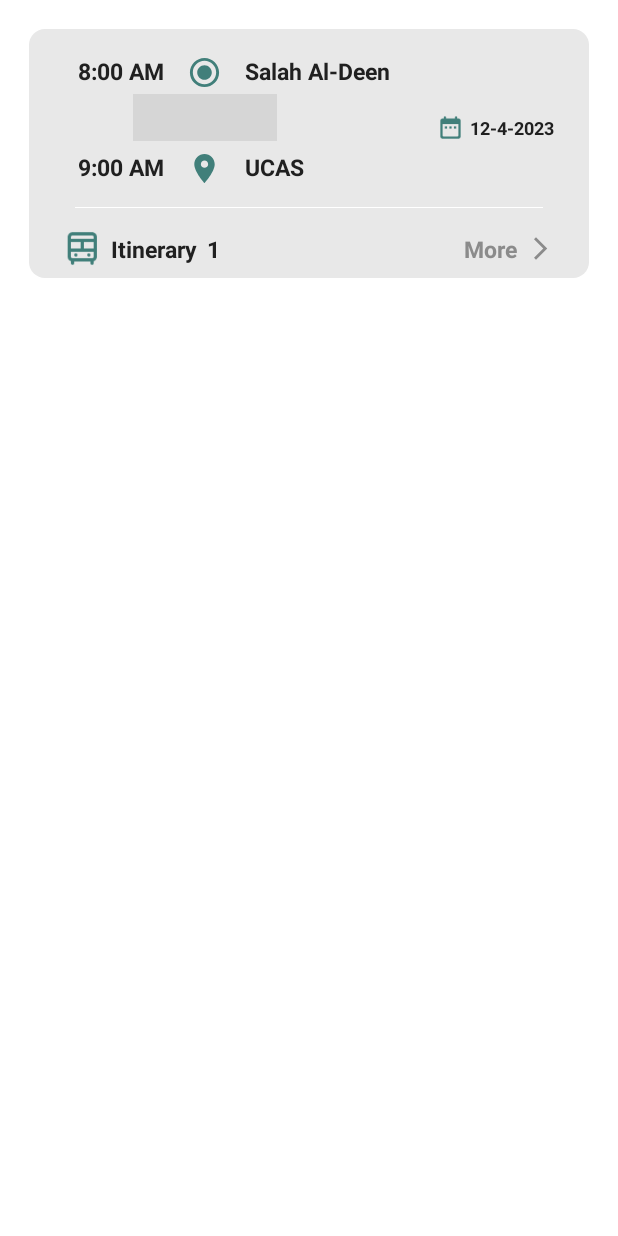
After one commit to TaghreedLouz/Driver, an Android app: the layout item_schedule.xml on its own in the app's theme, with its tools: preview values and no code run, on a phone screen of 412 x 824 dp. The commit adds this screen. Run offline under Robolectric (Android 15) with nearby library versions, the phone set to English and light mode, and no system bars; grey boxes are pictures that could not be loaded.

Commit message:
create items ( schedule , notification ) and activities .. etc - NADA

```diff
--- /dev/null
+++ b/app/src/main/res/drawable-v24/icon_arrive.xml
@@ -0,0 +1,5 @@
+<vector android:height="@dimen/_18sdp" android:tint="#417F7A"
+    android:viewportHeight="24" android:viewportWidth="24"
+    android:width="@dimen/_18sdp" xmlns:android="http://schemas.android.com/apk/res/android">
+    <path android:fillColor="@android:color/white" android:pathData="M12,2C8.13,2 5,5.13 5,9c0,5.25 7,13 7,13s7,-7.75 7,-13c0,-3.87 -3.13,-7 -7,-7zM12,11.5c-1.38,0 -2.5,-1.12 -2.5,-2.5s1.12,-2.5 2.5,-2.5 2.5,1.12 2.5,2.5 -1.12,2.5 -2.5,2.5z"/>
+</vector>
--- /dev/null
+++ b/app/src/main/res/drawable-v24/icon_launch.xml
@@ -0,0 +1,5 @@
+<vector android:height="@dimen/_18sdp" android:tint="#417F7A"
+    android:viewportHeight="24" android:viewportWidth="24"
+    android:width="@dimen/_18sdp" xmlns:android="http://schemas.android.com/apk/res/android">
+    <path android:fillColor="@android:color/white" android:pathData="M12,7c-2.76,0 -5,2.24 -5,5s2.24,5 5,5 5,-2.24 5,-5 -2.24,-5 -5,-5zM12,2C6.48,2 2,6.48 2,12s4.48,10 10,10 10,-4.48 10,-10S17.52,2 12,2zM12,20c-4.42,0 -8,-3.58 -8,-8s3.58,-8 8,-8 8,3.58 8,8 -3.58,8 -8,8z"/>
+</vector>
--- /dev/null
+++ b/app/src/main/res/drawable/ic_arrow_back.xml
@@ -0,0 +1,5 @@
+<vector android:autoMirrored="true" android:height="@dimen/_20sdp"
+    android:tint="#202020" android:viewportHeight="24"
+    android:viewportWidth="24" android:width="@dimen/_20sdp" xmlns:android="http://schemas.android.com/apk/res/android">
+    <path android:fillColor="@android:color/white" android:pathData="M11.67,3.87L9.9,2.1 0,12l9.9,9.9 1.77,-1.77L3.54,12z"/>
+</vector>
--- /dev/null
+++ b/app/src/main/res/drawable/ic_arrow_right.xml
@@ -0,0 +1,5 @@
+<vector android:autoMirrored="true" android:height="24dp"
+    android:tint="#8B8B8B" android:viewportHeight="24"
+    android:viewportWidth="24" android:width="24dp" xmlns:android="http://schemas.android.com/apk/res/android">
+    <path android:fillColor="@android:color/white" android:pathData="M6.23,20.23l1.77,1.77l10,-10l-10,-10l-1.77,1.77l8.23,8.23z"/>
+</vector>
--- /dev/null
+++ b/app/src/main/res/drawable/icon_notification.xml
@@ -0,0 +1,5 @@
+<vector android:height="@dimen/_24sdp" android:tint="#417F7A"
+    android:viewportHeight="24" android:viewportWidth="24"
+    android:width="@dimen/_24sdp" xmlns:android="http://schemas.android.com/apk/res/android">
+    <path android:fillColor="@android:color/white" android:pathData="M12,22c1.1,0 2,-0.9 2,-2h-4c0,1.1 0.89,2 2,2zM18,16v-5c0,-3.07 -1.64,-5.64 -4.5,-6.32L13.5,4c0,-0.83 -0.67,-1.5 -1.5,-1.5s-1.5,0.67 -1.5,1.5v0.68C7.63,5.36 6,7.92 6,11v5l-2,2v1h16v-1l-2,-2z"/>
+</vector>
--- /dev/null
+++ b/app/src/main/res/drawable/shape_bac_item.xml
@@ -0,0 +1,6 @@
+<?xml version="1.0" encoding="utf-8"?>
+<shape xmlns:android="http://schemas.android.com/apk/res/android">
+    <solid android:color="@color/gray"/>
+    <corners android:radius="@dimen/_8sdp"/>
+
+</shape>
--- a/app/src/main/res/layout/fragment_schedule.xml
+++ b/app/src/main/res/layout/fragment_schedule.xml
@@ -65,6 +65,8 @@
 
 
 
+
+
     </androidx.constraintlayout.widget.ConstraintLayout>
 
 </androidx.constraintlayout.widget.ConstraintLayout>
--- /dev/null
+++ b/app/src/main/res/layout/item_schedule.xml
@@ -0,0 +1,207 @@
+<?xml version="1.0" encoding="utf-8"?>
+<androidx.constraintlayout.widget.ConstraintLayout xmlns:android="http://schemas.android.com/apk/res/android"
+    xmlns:app="http://schemas.android.com/apk/res-auto"
+    android:layout_width="match_parent"
+    android:layout_height="wrap_content"
+    android:layout_margin="@dimen/_15sdp"
+    android:background="@drawable/shape_bac_item"
+    android:padding="@dimen/_5sdp">
+
+    <TextView
+        android:id="@+id/tv_start_time_item_schedule"
+        android:layout_width="wrap_content"
+        android:layout_height="wrap_content"
+        android:layout_marginStart="@dimen/_20sdp"
+        android:layout_marginTop="@dimen/_8sdp"
+        android:text="8:00 AM"
+        android:textColor="@color/black_t_sch"
+        android:textSize="@dimen/_12ssp"
+        android:textStyle="bold"
+        app:layout_constraintStart_toStartOf="parent"
+        app:layout_constraintTop_toTopOf="parent" />
+
+    <ImageView
+        android:id="@+id/icon_start"
+        android:layout_width="wrap_content"
+        android:layout_height="wrap_content"
+        android:layout_marginStart="@dimen/_12sdp"
+        android:layout_marginTop="@dimen/_8sdp"
+        android:src="@drawable/icon_launch"
+        app:layout_constraintStart_toEndOf="@+id/tv_start_time_item_schedule"
+        app:layout_constraintTop_toTopOf="parent" />
+
+    <TextView
+        android:id="@+id/tv_starting_place"
+        android:layout_width="wrap_content"
+        android:layout_height="wrap_content"
+        android:layout_marginStart="@dimen/_12sdp"
+        android:layout_marginTop="@dimen/_8sdp"
+        android:text="Salah Al-Deen"
+        android:textColor="@color/black_t_sch"
+        android:textSize="@dimen/_12ssp"
+        android:textStyle="bold"
+        app:layout_constraintStart_toEndOf="@+id/icon_start"
+        app:layout_constraintTop_toTopOf="parent" />
+
+
+    <TextView
+        android:id="@+id/tv_date"
+        android:layout_width="wrap_content"
+        android:layout_height="wrap_content"
+        android:layout_marginEnd="@dimen/_13sdp"
+        android:text="12-4-2023"
+        android:textColor="@color/black_t_sch"
+        android:textSize="@dimen/_9ssp"
+        android:textStyle="bold"
+        android:layout_marginTop="@dimen/_5sdp"
+        app:layout_constraintBottom_toTopOf="@+id/icon_line_horizontal"
+        app:layout_constraintEnd_toEndOf="parent"
+        app:layout_constraintTop_toTopOf="parent" />
+
+    <ImageView
+        android:id="@+id/icon_calender"
+        android:layout_width="@dimen/_14sdp"
+        android:layout_height="@dimen/_14sdp"
+        android:layout_marginEnd="@dimen/_3sdp"
+        android:layout_marginTop="@dimen/_5sdp"
+        android:src="@drawable/img_small_calender"
+        app:layout_constraintBottom_toTopOf="@+id/icon_line_horizontal"
+        app:layout_constraintEnd_toStartOf="@+id/tv_date"
+        app:layout_constraintTop_toTopOf="parent" />
+
+
+    <ImageView
+        android:id="@+id/icon_line"
+        android:layout_width="wrap_content"
+        android:layout_height="@dimen/_24sdp"
+        android:layout_marginStart="@dimen/_12sdp"
+        android:layout_marginTop="@dimen/_2sdp"
+        android:src="@drawable/img_line_vertical"
+        app:layout_constraintEnd_toEndOf="@+id/icon_start"
+        app:layout_constraintStart_toEndOf="@+id/tv_start_time_item_schedule"
+        app:layout_constraintTop_toBottomOf="@+id/icon_start" />
+
+    <TextView
+        android:id="@+id/tv_arrivals_time_item_schedule"
+        android:layout_width="wrap_content"
+        android:layout_height="wrap_content"
+        android:layout_marginStart="@dimen/_20sdp"
+        android:layout_marginTop="@dimen/_5sdp"
+        android:text="9:00 AM"
+        android:textColor="@color/black_t_sch"
+        android:textSize="@dimen/_12ssp"
+        android:textStyle="bold"
+        app:layout_constraintStart_toStartOf="parent"
+        app:layout_constraintTop_toBottomOf="@+id/icon_line" />
+
+    <ImageView
+        android:id="@+id/icon_arrive"
+        android:layout_width="wrap_content"
+        android:layout_height="wrap_content"
+        android:layout_marginStart="@dimen/_12sdp"
+        android:layout_marginTop="@dimen/_5sdp"
+        android:src="@drawable/icon_arrive"
+        app:layout_constraintStart_toEndOf="@+id/tv_arrivals_time_item_schedule"
+        app:layout_constraintTop_toBottomOf="@+id/icon_line" />
+
+    <TextView
+        android:id="@+id/tv_arrivals_place"
+        android:layout_width="wrap_content"
+        android:layout_height="wrap_content"
+        android:layout_marginStart="@dimen/_12sdp"
+        android:layout_marginTop="@dimen/_5sdp"
+        android:text="UCAS"
+        android:textColor="@color/black_t_sch"
+        android:textSize="@dimen/_12ssp"
+        android:textStyle="bold"
+        app:layout_constraintStart_toEndOf="@+id/icon_arrive"
+        app:layout_constraintTop_toBottomOf="@+id/icon_line"
+
+        />
+
+
+    <ImageView
+        android:id="@+id/icon_line_horizontal"
+        android:layout_width="@dimen/_240sdp"
+        android:layout_height="wrap_content"
+        android:layout_marginTop="@dimen/_10sdp"
+        android:layout_marginBottom="@dimen/_10sdp"
+        android:src="@drawable/img_line_horizantal"
+        app:layout_constraintEnd_toEndOf="parent"
+        app:layout_constraintStart_toStartOf="parent"
+        app:layout_constraintTop_toBottomOf="@+id/icon_arrive"
+
+        />
+
+
+    <ImageView
+        android:id="@+id/icon_bus"
+        android:layout_width="@dimen/_20sdp"
+        android:layout_height="@dimen/_20sdp"
+        android:layout_marginStart="@dimen/_12sdp"
+        android:layout_marginTop="@dimen/_10sdp"
+        android:layout_marginEnd="@dimen/_3sdp"
+        android:src="@drawable/img_bus"
+        app:layout_constraintStart_toStartOf="parent"
+        app:layout_constraintTop_toBottomOf="@+id/icon_line_horizontal" />
+
+
+    <TextView
+        android:id="@+id/tv_itinerary"
+        android:layout_width="wrap_content"
+        android:layout_height="wrap_content"
+        android:layout_marginStart="@dimen/_5sdp"
+        android:layout_marginTop="@dimen/_10sdp"
+        android:text="Itinerary"
+        android:textColor="@color/black_t_sch"
+        android:textSize="@dimen/_12ssp"
+        android:textStyle="bold"
+        app:layout_constraintBottom_toBottomOf="parent"
+        app:layout_constraintStart_toEndOf="@id/icon_bus"
+        app:layout_constraintTop_toBottomOf="@+id/icon_line_horizontal" />
+
+    <TextView
+        android:id="@+id/tv_itinerary_number"
+        android:layout_width="wrap_content"
+        android:layout_height="wrap_content"
+        android:layout_marginStart="@dimen/_5sdp"
+        android:layout_marginTop="@dimen/_10sdp"
+        android:text="1"
+        android:textColor="@color/black_t_sch"
+        android:textSize="@dimen/_12ssp"
+        android:textStyle="bold"
+        app:layout_constraintBottom_toBottomOf="parent"
+        app:layout_constraintStart_toEndOf="@id/tv_itinerary"
+        app:layout_constraintTop_toBottomOf="@+id/icon_line_horizontal" />
+
+
+    <ImageView
+        android:id="@+id/icon_more"
+        android:layout_width="@dimen/_14sdp"
+        android:layout_height="@dimen/_14sdp"
+        android:src="@drawable/ic_arrow_right"
+        app:layout_constraintTop_toBottomOf="@+id/icon_line_horizontal"
+        app:layout_constraintEnd_toEndOf="parent"
+        app:layout_constraintBottom_toBottomOf="parent"
+        android:layout_marginEnd="@dimen/_13sdp"
+        android:layout_marginTop="@dimen/_10sdp"
+
+        />
+
+    <TextView
+        android:id="@+id/tv_more"
+        android:layout_width="wrap_content"
+        android:layout_height="wrap_content"
+        android:layout_marginEnd="@dimen/_5sdp"
+        android:text="More"
+        android:textColor="@color/gray2"
+        android:textSize="@dimen/_12ssp"
+        android:textStyle="bold"
+        app:layout_constraintTop_toBottomOf="@id/icon_line_horizontal"
+        app:layout_constraintEnd_toStartOf="@id/icon_more"
+        app:layout_constraintBottom_toBottomOf="parent"
+        android:layout_marginTop="@dimen/_10sdp"
+        />
+
+
+</androidx.constraintlayout.widget.ConstraintLayout>
--- a/app/src/main/res/values/colors.xml
+++ b/app/src/main/res/values/colors.xml
@@ -19,5 +19,14 @@
     <color name="colorPrimaryVariant">@color/sea_green</color>  <!--لون شريط حالة الإشعارات -->
     <color name="black_t_sch">#FF202020</color>
 
+    <color name="black_description_notification">#3C3C3C</color>
+
+    <color name="gray2">#8B8B8B</color>
+    <color name="gray_bac_circle">#D9D9D9</color>
+    <color name="black_light">#5D6162</color>
+
+
+
+
 
 </resources>
--- a/app/src/main/res/values/strings.xml
+++ b/app/src/main/res/values/strings.xml
@@ -9,6 +9,4 @@
     <string name="tv_sch_f_schedule">Schedule</string>
 
 
-
-
 </resources>
```
Also changed, not shown: app/src/main/AndroidManifest.xml (+5 -6 lines), app/src/main/java/com/example/driveroutreach/ui/activites/notification/NotificationActivity.java (added, +16 -0 lines), app/src/main/res/drawable/shape_bac_circle.xml (added, +8 -0 lines), app/src/main/res/layout/activity_notification.xml (added, +44 -0 lines), app/src/main/res/layout/item_notification.xml (added, +78 -0 lines), app/src/main/res/drawable-v24/img_bus.png (added), app/src/main/res/drawable-v24/img_line_horizantal.png (added), app/src/main/res/drawable-v24/img_small_calender.png (added).
